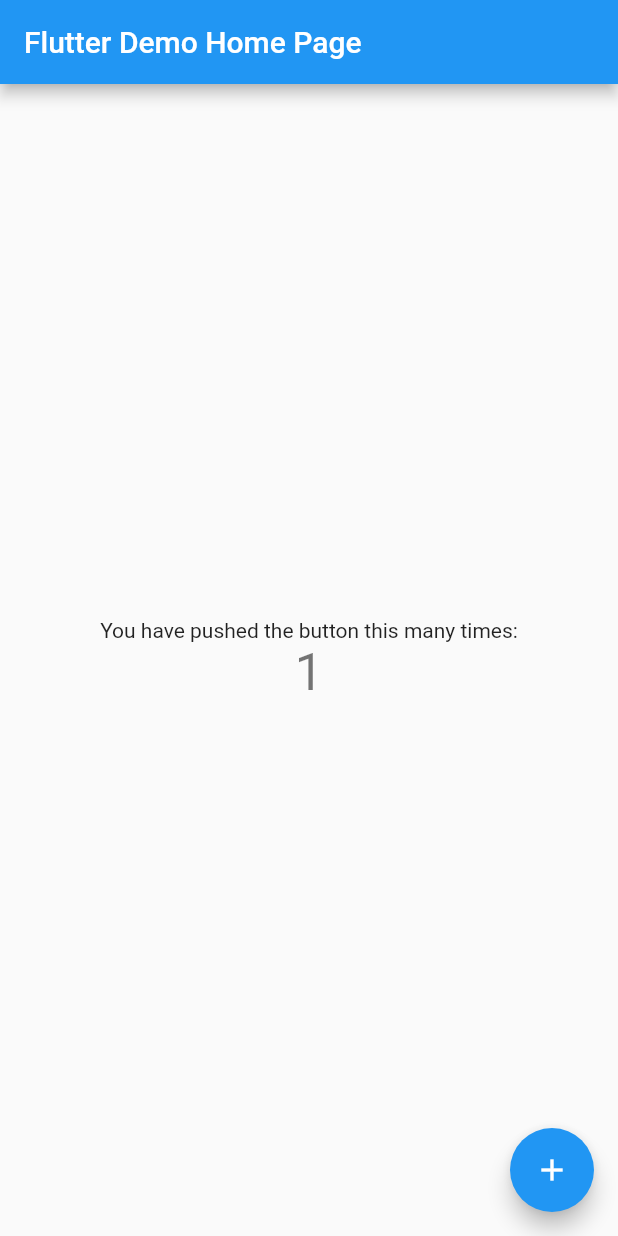
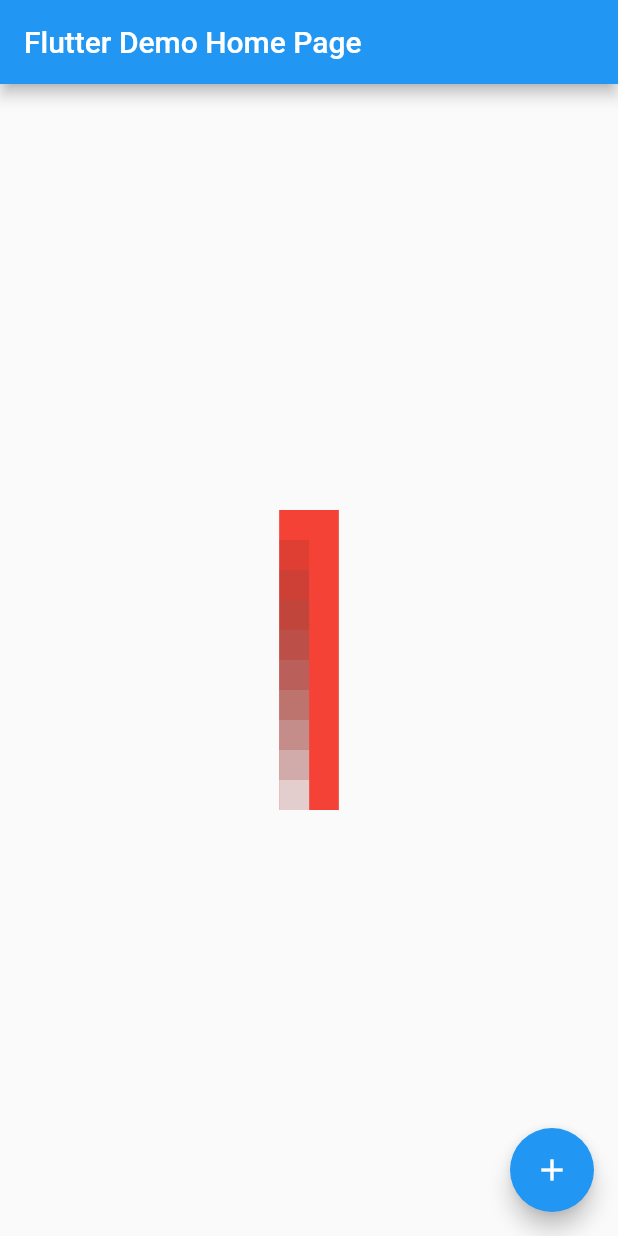
Before and after one commit to matsuhiro/animation_test, a Flutter app: the screen it shows after launch, after a tap on the "add" icon, on a phone screen of 412 x 824 dp. Run offline on Flutter 3.47's test engine with Material 2 defaults, Android fonts, the phone set to English and light mode, and no system bars.

Commit message:
add animation test

```diff
--- a/lib/main.dart
+++ b/lib/main.dart
@@ -3,21 +3,11 @@ import 'package:flutter/material.dart';
 void main() => runApp(MyApp());
 
 class MyApp extends StatelessWidget {
-  // This widget is the root of your application.
   @override
   Widget build(BuildContext context) {
     return MaterialApp(
       title: 'Flutter Demo',
       theme: ThemeData(
-        // This is the theme of your application.
-        //
-        // Try running your application with "flutter run". You'll see the
-        // application has a blue toolbar. Then, without quitting the app, try
-        // changing the primarySwatch below to Colors.green and then invoke
-        // "hot reload" (press "r" in the console where you ran "flutter run",
-        // or simply save your changes to "hot reload" in a Flutter IDE).
-        // Notice that the counter didn't reset back to zero; the application
-        // is not restarted.
         primarySwatch: Colors.blue,
       ),
       home: MyHomePage(title: 'Flutter Demo Home Page'),
@@ -27,85 +17,86 @@ class MyApp extends StatelessWidget {
 
 class MyHomePage extends StatefulWidget {
   MyHomePage({Key key, this.title}) : super(key: key);
-
-  // This widget is the home page of your application. It is stateful, meaning
-  // that it has a State object (defined below) that contains fields that affect
-  // how it looks.
-
-  // This class is the configuration for the state. It holds the values (in this
-  // case the title) provided by the parent (in this case the App widget) and
-  // used by the build method of the State. Fields in a Widget subclass are
-  // always marked "final".
-
   final String title;
 
   @override
   _MyHomePageState createState() => _MyHomePageState();
 }
 
-class _MyHomePageState extends State<MyHomePage> {
-  int _counter = 0;
+class _MyHomePageState extends State<MyHomePage>
+    with SingleTickerProviderStateMixin {
+  AnimationController controller;
 
   void _incrementCounter() {
-    setState(() {
-      // This call to setState tells the Flutter framework that something has
-      // changed in this State, which causes it to rerun the build method below
-      // so that the display can reflect the updated values. If we changed
-      // _counter without calling setState(), then the build method would not be
-      // called again, and so nothing would appear to happen.
-      _counter++;
-    });
+    if (controller.isAnimating) {
+      controller.stop();
+    } else if (controller.isCompleted) {
+      controller.reset();
+    } else {
+      controller.forward();
+    }
+  }
+
+  @override
+  void initState() {
+    super.initState();
+    controller =
+        AnimationController(vsync: this, duration: Duration(seconds: 10));
   }
 
   @override
   Widget build(BuildContext context) {
-    // This method is rerun every time setState is called, for instance as done
-    // by the _incrementCounter method above.
-    //
-    // The Flutter framework has been optimized to make rerunning build methods
-    // fast, so that you can just rebuild anything that needs updating rather
-    // than having to individually change instances of widgets.
     return Scaffold(
       appBar: AppBar(
-        // Here we take the value from the MyHomePage object that was created by
-        // the App.build method, and use it to set our appbar title.
         title: Text(widget.title),
       ),
       body: Center(
-        // Center is a layout widget. It takes a single child and positions it
-        // in the middle of the parent.
-        child: Column(
-          // Column is also a layout widget. It takes a list of children and
-          // arranges them vertically. By default, it sizes itself to fit its
-          // children horizontally, and tries to be as tall as its parent.
-          //
-          // Invoke "debug painting" (press "p" in the console, choose the
-          // "Toggle Debug Paint" action from the Flutter Inspector in Android
-          // Studio, or the "Toggle Debug Paint" command in Visual Studio Code)
-          // to see the wireframe for each widget.
-          //
-          // Column has various properties to control how it sizes itself and
-          // how it positions its children. Here we use mainAxisAlignment to
-          // center the children vertically; the main axis here is the vertical
-          // axis because Columns are vertical (the cross axis would be
-          // horizontal).
-          mainAxisAlignment: MainAxisAlignment.center,
-          children: <Widget>[
-            Text(
-              'You have pushed the button this many times:',
-            ),
-            Text(
-              '$_counter',
-              style: Theme.of(context).textTheme.display1,
-            ),
-          ],
+        child: GrowingContainer(
+          child: Wrap(
+            children: <Widget>[
+              // set sdk: ">=2.2.2 <3.0.0"
+              for (var i = 0; i < 10; i++)
+                Container(
+                  width: 20,
+                  height: 20,
+                  decoration: BoxDecoration(
+                    color: Color.fromARGB(
+                      i * 25,
+                      i * 25,
+                      i * 25,
+                      i * 25,
+                    ),
+                  ),
+                ),
+            ],
+          ),
+          controller: this.controller,
         ),
       ),
       floatingActionButton: FloatingActionButton(
         onPressed: _incrementCounter,
         tooltip: 'Increment',
         child: Icon(Icons.add),
-      ), // This trailing comma makes auto-formatting nicer for build methods.
+      ),
     );
   }
 }
+
+class GrowingContainer extends AnimatedWidget {
+  GrowingContainer({this.child, AnimationController controller})
+      : super(
+            listenable: Tween<double>(begin: 20, end: 200).animate(controller));
+
+  final Widget child;
+
+  @override
+  Widget build(BuildContext context) {
+    Animation<double> animation = listenable;
+    return Container(
+      height: 200,
+      width: animation.value,
+      color: Colors.red,
+      child: child,
+    );
+  }
+}
--- a/pubspec.yaml
+++ b/pubspec.yaml
@@ -14,7 +14,7 @@ description: A new Flutter project.
 version: 1.0.0+1
 
 environment:
-  sdk: ">=2.1.0 <3.0.0"
+  sdk: ">=2.2.2 <3.0.0"
 
 dependencies:
   flutter:
```
